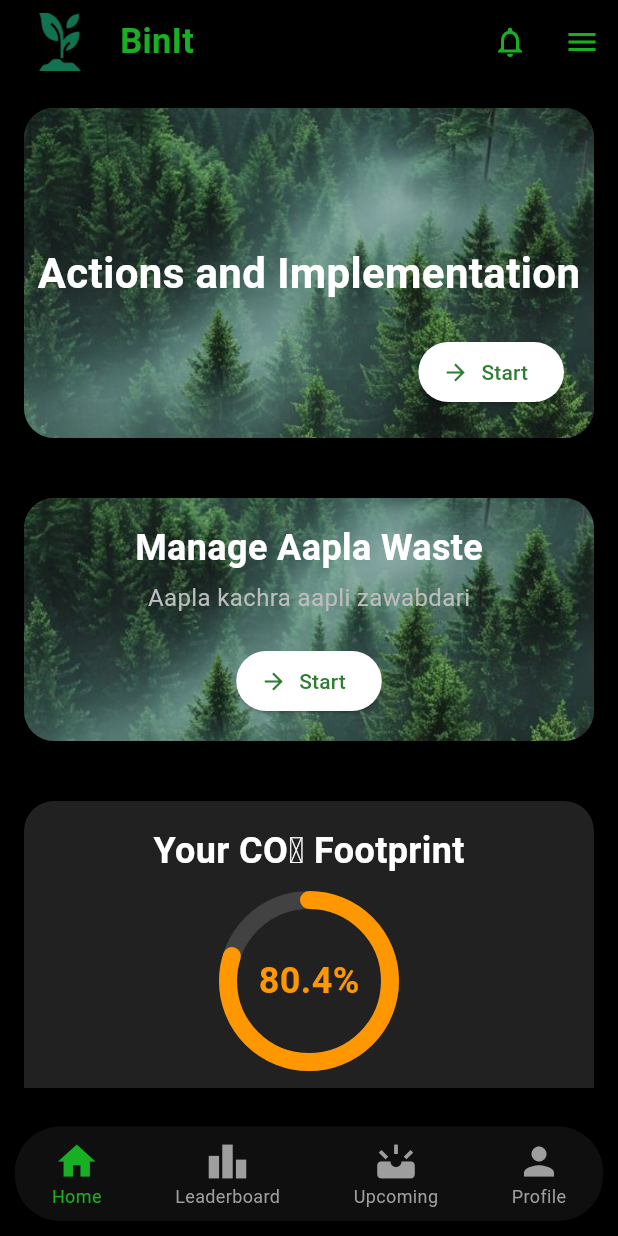
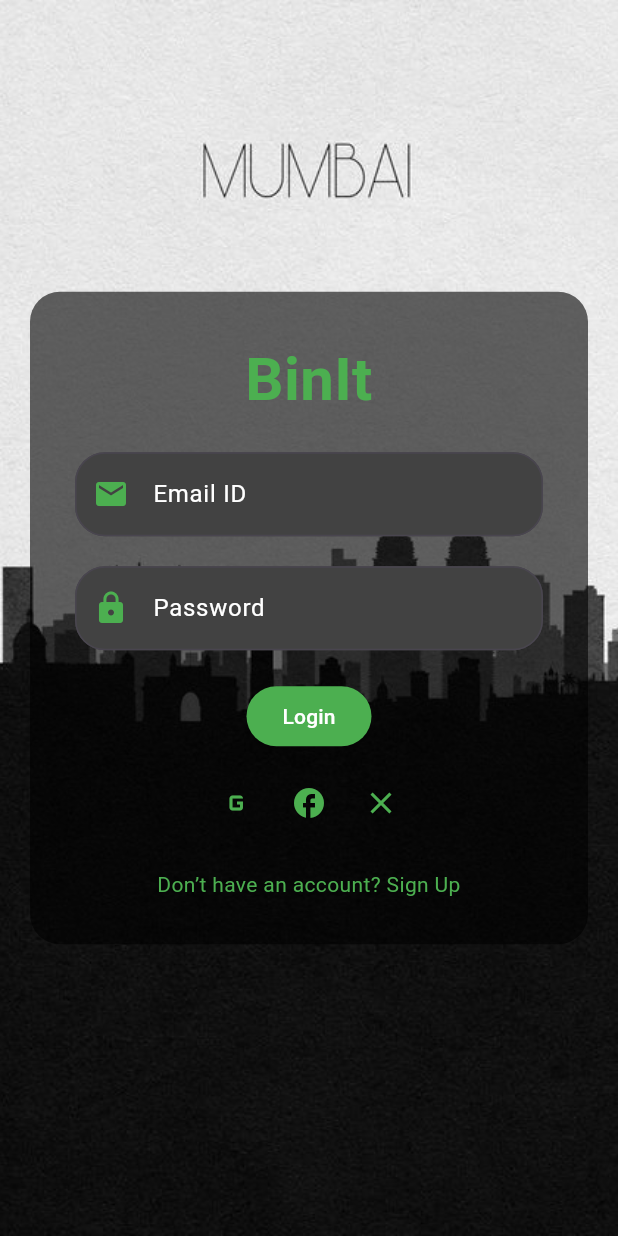
Before and after one commit to spicydino/releaf, a Flutter app: the screen it shows after launch, on a phone screen of 412 x 824 dp. Run offline on Flutter 3.47's test engine with Material 3 defaults, Android fonts, the light colour scheme and no system bars; drawn by our look-alikes of percent_indicator; our stand-ins replace cached_network_image, cloud_firestore, firebase_core, fl_chart, geolocator, google_fonts and 1 more; missing offline and left inert: mobile_scanner; accounts and stored records are empty.

Commit message:
Add login functionality and update dashboard images

```diff
--- a/lib/dashboard/dashboard.dart
+++ b/lib/dashboard/dashboard.dart
@@ -80,7 +80,7 @@ class _DashboardState extends State<Dashboard> {
                   color: Colors.grey.shade900,
                   borderRadius: BorderRadius.circular(20),
                   image: const DecorationImage(
-                    image: AssetImage('assets/Images/forest.jpg'), // Replace with your image
+                    image: AssetImage('assets/Images/waste.jpg'), // Replace with your image
                     fit: BoxFit.cover,
                   ),
                 ),
@@ -88,7 +88,13 @@ class _DashboardState extends State<Dashboard> {
   mainAxisAlignment: MainAxisAlignment.center,
   crossAxisAlignment: CrossAxisAlignment.center,
   children: [
-    Text(
+    Container(
+  decoration: BoxDecoration(
+    color: Colors.black.withOpacity(0.6), // Semi-transparent dark background
+    borderRadius: BorderRadius.circular(8), // Rounded corners
+  ),
+  padding: EdgeInsets.symmetric(vertical: 8, horizontal: 16), // Add some padding
+  child: Text(
     "Manage Aapla Waste",
     style: GoogleFonts.roboto(
       fontSize: 24,
@@ -96,16 +102,9 @@ class _DashboardState extends State<Dashboard> {
       fontWeight: FontWeight.bold,
     ),
   ),
-    const SizedBox(height: 5),
-    Text(
-      "Aapla kachra aapli zawabdari",
-      style: GoogleFonts.roboto(
-        fontSize: 16,
-        color: Colors.grey.shade400,
-      ),
 ),
 
-    const SizedBox(height: 20),
+    const SizedBox(height: 5),
     Align(
       alignment: Alignment.center,
       child: ElevatedButton.icon(
@@ -126,6 +125,17 @@ class _DashboardState extends State<Dashboard> {
         ),
       ),
     ),
+
+    Text(
+      "Aapla kachra aapli zawabdari",
+      style: GoogleFonts.roboto(
+        fontSize: 16,
+        color: const Color.fromARGB(255, 255, 255, 255),
+      ),
+    ),
+
+    const SizedBox(height: 20),
+
   ],
 ),
 
--- /dev/null
+++ b/lib/login/login.dart
@@ -0,0 +1,139 @@
+import 'package:flutter/material.dart';
+import 'package:releaf/Home_page.dart';
+import 'package:releaf/login/signup.dart';
+
+class BinItLoginPage extends StatefulWidget {
+  @override
+  _BinItLoginPageState createState() => _BinItLoginPageState();
+}
+
+class _BinItLoginPageState extends State<BinItLoginPage> {
+  final TextEditingController emailController = TextEditingController();
+  final TextEditingController passwordController = TextEditingController();
+
+  void _login() {
+    String email = emailController.text;
+    String password = passwordController.text;
+     Navigator.push(
+      context,
+      MaterialPageRoute(builder: (context) => HomePage()),
+    );
+    print('Email: \$email, Password: \$password');
+  }
+
+  void _navigateToSignUp() {
+    Navigator.push(
+      context,
+      MaterialPageRoute(builder: (context) => SignupPage()),
+    );
+  }
+
+  @override
+  Widget build(BuildContext context) {
+    return Scaffold(
+      body: Stack(
+        children: [
+          Positioned.fill(
+            child: Image.asset(
+              'assets/Images/background1.jpg',
+              fit: BoxFit.cover,
+            ),
+          ),
+          Center(
+            child: Container(
+              margin: EdgeInsets.all(20),
+              padding: EdgeInsets.all(30),
+              decoration: BoxDecoration(
+                color: Colors.black.withOpacity(0.6),
+                borderRadius: BorderRadius.circular(20),
+              ),
+              child: Column(
+                mainAxisSize: MainAxisSize.min,
+                children: [
+                  Text(
+                    'BinIt',
+                    style: TextStyle(
+                      color: Colors.green,
+                      fontSize: 40,
+                      fontWeight: FontWeight.bold,
+                    ),
+                    textAlign: TextAlign.center,
+                  ),
+                  SizedBox(height: 20),
+                  TextField(
+                    controller: emailController,
+                    decoration: InputDecoration(
+                      labelText: 'Email ID',
+                      prefixIcon: Icon(Icons.email, color: Colors.green),
+                      border: OutlineInputBorder(
+                        borderRadius: BorderRadius.circular(20),
+                      ),
+                      filled: true,
+                      fillColor: Colors.grey[800],
+                      labelStyle: TextStyle(color: Colors.white),
+                    ),
+                    style: TextStyle(color: Colors.white),
+                  ),
+                  SizedBox(height: 20),
+                  TextField(
+                    controller: passwordController,
+                    obscureText: true,
+                    decoration: InputDecoration(
+                      labelText: 'Password',
+                      prefixIcon: Icon(Icons.lock, color: Colors.green),
+                      border: OutlineInputBorder(
+                        borderRadius: BorderRadius.circular(20),
+                      ),
+                      filled: true,
+                      fillColor: Colors.grey[800],
+                      labelStyle: TextStyle(color: Colors.white),
+                    ),
+                    style: TextStyle(color: Colors.white),
+                  ),
+                  SizedBox(height: 20),
+                  ElevatedButton(
+                    onPressed: _login,
+                    style: ElevatedButton.styleFrom(
+                      backgroundColor: Colors.green,
+                      shape: RoundedRectangleBorder(
+                        borderRadius: BorderRadius.circular(20),
+                      ),
+                    ),
+                    child: Text('Login', style: TextStyle(color: Colors.white)),
+                  ),
+                  SizedBox(height: 10),
+                  Row(
+                    mainAxisAlignment: MainAxisAlignment.center,
+                    children: [
+                      IconButton(
+                        icon: Icon(Icons.g_mobiledata, color: Colors.green),
+                        onPressed: () {},
+                      ),
+                      IconButton(
+                        icon: Icon(Icons.facebook, color: Colors.green),
+                        onPressed: () {},
+                      ),
+                      IconButton(
+                        icon: Icon(Icons.close, color: Colors.green),
+                        onPressed: () {},
+                      ),
+                    ],
+                  ),
+                  SizedBox(height: 20),
+                  GestureDetector(
+                    onTap: _navigateToSignUp,
+                    child: Text(
+                      'Don’t have an account? Sign Up',
+                      style: TextStyle(color: Colors.green),
+                      textAlign: TextAlign.center,
+                    ),
+                  ),
+                ],
+              ),
+            ),
+          ),
+        ],
+      ),
+    );
+  }
+}
--- a/lib/main.dart
+++ b/lib/main.dart
@@ -2,6 +2,7 @@ import 'package:firebase_core/firebase_core.dart';
 import 'package:flutter/material.dart';
 import 'package:releaf/Home_page.dart';
 import 'package:releaf/Waste%20Management/Community/CommunityPage.dart';
+import 'package:releaf/login/login.dart';
 
 void main() async {
   WidgetsFlutterBinding.ensureInitialized();
@@ -9,6 +10,6 @@ void main() async {
   runApp(MaterialApp(
 
     debugShowCheckedModeBanner: false,
-    home: HomePage(),
+    home: BinItLoginPage(),
   ));
 }
```
Also changed, not shown: lib/login/signup.dart (added, +149 -0 lines), pubspec.yaml (+7 -1 lines), assets/Images/background.jpg (added), assets/Images/background1.jpg (added), assets/Images/background2.jpg (added), assets/Images/pfp1.webp (added), assets/Images/pfp2.webp (added), assets/Images/pfp3.webp (added), assets/Images/waste.jpg (added). Lines whose indentation alone changed are shown as unchanged.
